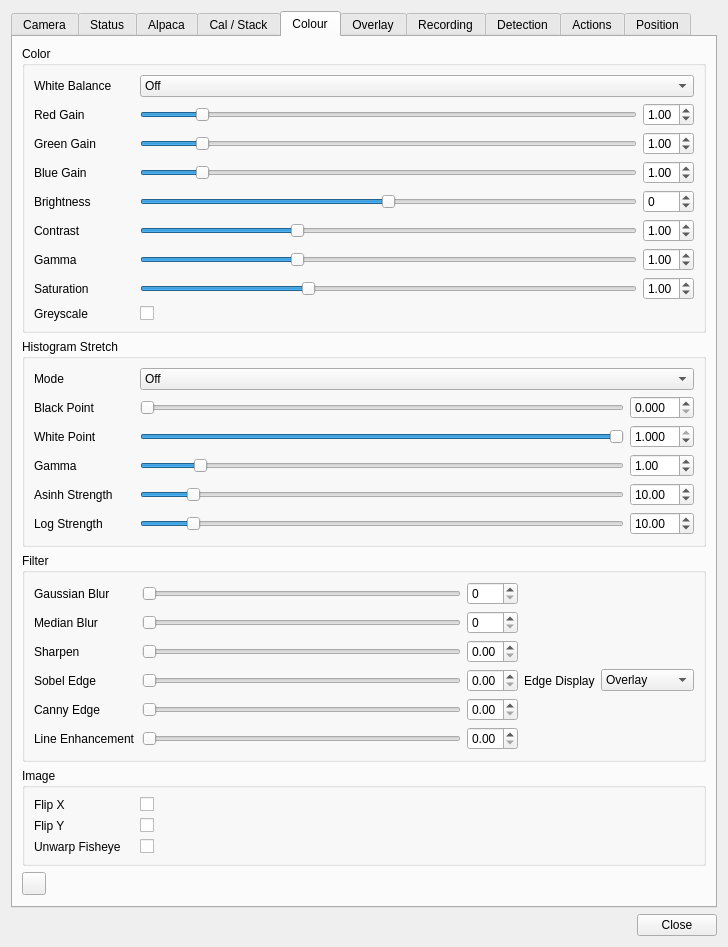
Qt form plugins/feature/camera/camerasettingsdialog.ui (srcejon/sdrangel) before a commit.
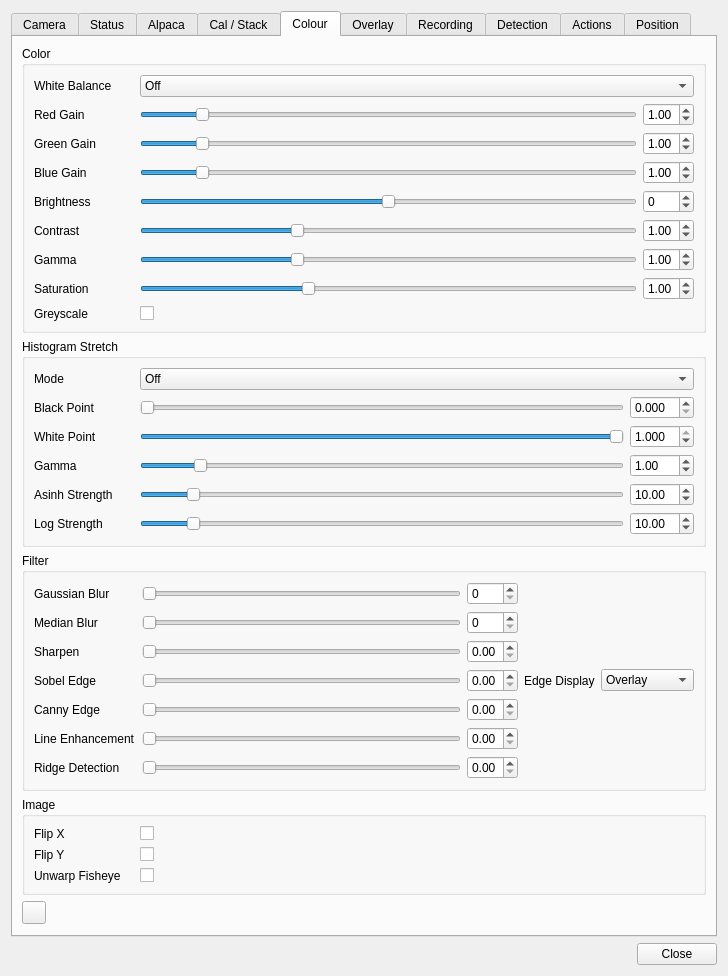
The same form after that commit. The open tabs and pages were chosen to show the change. Icons and pictures are not drawn.

Commit message: Add camera ridge detection filter

```diff
--- a/plugins/feature/camera/camerasettingsdialog.ui
+++ b/plugins/feature/camera/camerasettingsdialog.ui
@@ -2301,6 +2301,48 @@
             </property>
            </widget>
           </item>
+          <item row="6" column="0">
+           <widget class="QLabel" name="ridgeDetectionLabel">
+            <property name="text">
+             <string>Ridge Detection</string>
+            </property>
+           </widget>
+          </item>
+          <item row="6" column="1">
+           <widget class="QSlider" name="ridgeDetectionSlider">
+            <property name="toolTip">
+             <string>Ridge detection blend amount</string>
+            </property>
+            <property name="minimum">
+             <number>0</number>
+            </property>
+            <property name="maximum">
+             <number>300</number>
+            </property>
+            <property name="value">
+             <number>0</number>
+            </property>
+            <property name="orientation">
+             <enum>Qt::Orientation::Horizontal</enum>
+            </property>
+           </widget>
+          </item>
+          <item row="6" column="2">
+           <widget class="QDoubleSpinBox" name="ridgeDetectionSpin">
+            <property name="toolTip">
+             <string>Ridge detection blend amount</string>
+            </property>
+            <property name="decimals">
+             <number>2</number>
+            </property>
+            <property name="maximum">
+             <double>3.000000000000000</double>
+            </property>
+            <property name="singleStep">
+             <double>0.010000000000000</double>
+            </property>
+           </widget>
+          </item>
          </layout>
         </widget>
        </item>
```
Left out of the diff: 2 changed lines with no effect on the pictures. The commit also changes 6 other files.
